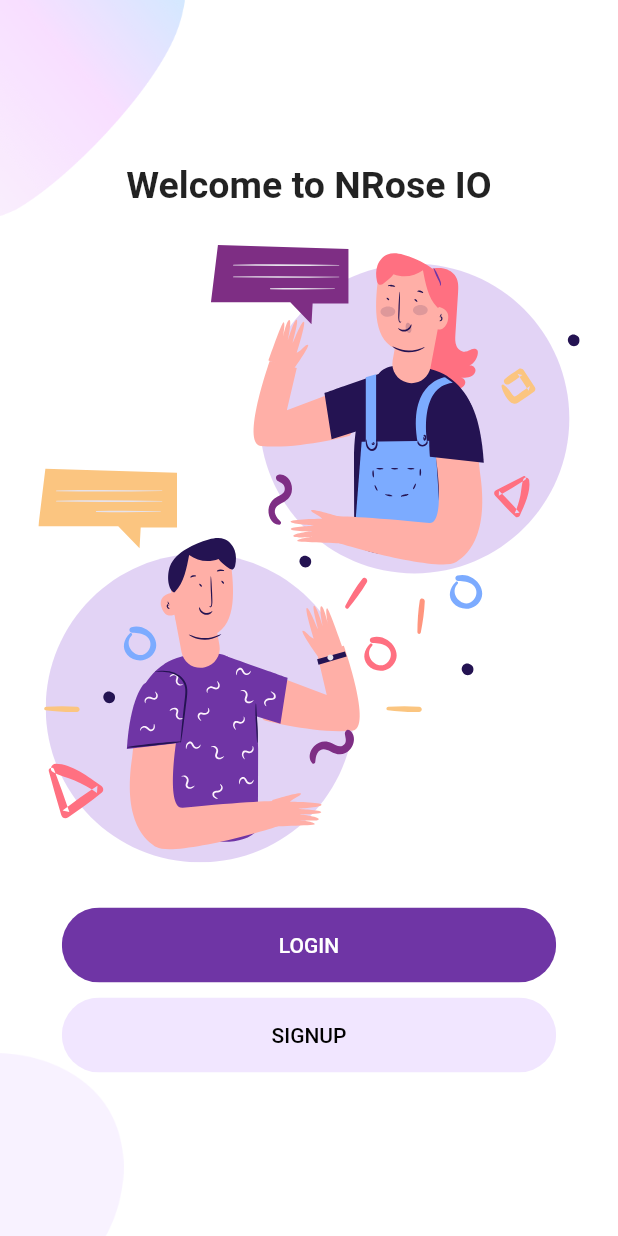
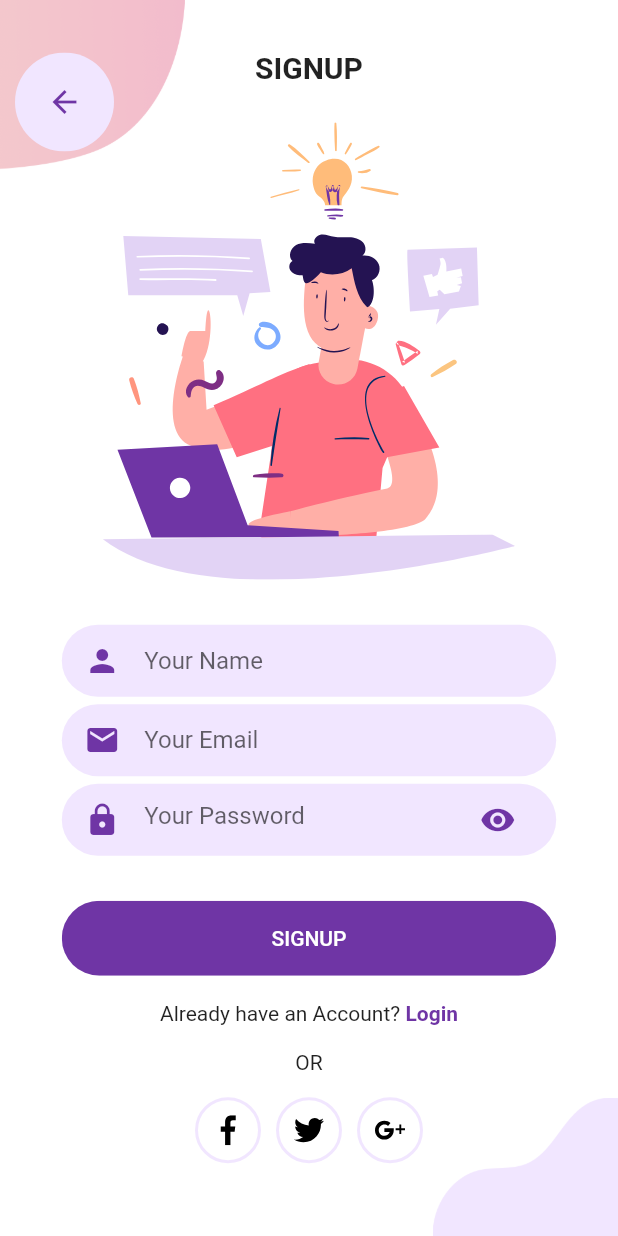
Before and after one commit to nrose-dev/flutter_welcome_signup_login, a Flutter app: the screen it shows after launch, after a tap on "SIGNUP", on a phone screen of 412 x 824 dp. Run offline on Flutter 3.47's test engine with Material 2 defaults, Android fonts, the phone set to English and light mode, and no system bars; our stand-ins replace flutter_svg.

Commit message:
Done - Signup Screen

```diff
--- /dev/null
+++ b/lib/Screens/signup_screen.dart
@@ -0,0 +1,236 @@
+import 'package:flutter/material.dart';
+
+import 'package:flutter_svg/flutter_svg.dart';
+import 'package:flutter_welcome_signup_login/Screens/login_screen.dart';
+import 'package:flutter_welcome_signup_login/constants.dart';
+
+class SignupScreen extends StatelessWidget {
+  const SignupScreen({Key? key}) : super(key: key);
+
+  @override
+  Widget build(BuildContext context) {
+    Size size = MediaQuery.of(context).size;
+    return Scaffold(
+      body: SizedBox(
+        height: size.height,
+        width: double.infinity,
+        child: Stack(
+          alignment: Alignment.center,
+          children: <Widget>[
+            Positioned(
+                top: 0,
+                left: 0,
+                child: Image.asset(
+                  "assets/images/signup_top.png",
+                  width: size.width * 0.3,
+                )
+            ),
+            Positioned(
+                bottom: 0,
+                right: 0,
+                child: Image.asset(
+                  "assets/images/login_bottom.png",
+                  width: size.width * 0.3,
+                )
+            ),
+            SafeArea(
+                child: SingleChildScrollView(
+                  child: Column(
+                    mainAxisAlignment: MainAxisAlignment.center,
+                    children: <Widget>[
+                      Text(
+                        "Signup".toUpperCase(),
+                        style: const TextStyle(fontWeight: FontWeight.bold, fontSize: 20),
+                      ),
+                      const SizedBox(height: 25,),
+                      SvgPicture.asset(
+                        "assets/icons/signup.svg",
+                        height: size.height * 0.37,
+                      ),
+                      SizedBox(width: size.width * 1,height: 30),
+                      SizedBox(
+                        //width: size.width * 0.8,
+                        child: Column(
+                          children: [
+                            Container(
+                              width: size.width * 0.8,
+                              padding: const EdgeInsets.symmetric(horizontal: 15),
+                              decoration: BoxDecoration(
+                                  color: primaryLightColor,
+                                  borderRadius: BorderRadius.circular(30)
+                              ),
+                              child: const TextField(
+                                decoration: InputDecoration(
+                                  icon: Icon(Icons.person, color: primaryColor,),
+                                  hintText: "Your Name",
+                                  border: InputBorder.none,
+                                ),
+                              ),
+                            ),
+                            SizedBox(width: size.width * 1,height: 5),
+                            Container(
+                              width: size.width * 0.8,
+                              padding: const EdgeInsets.symmetric(horizontal: 15),
+                              decoration: BoxDecoration(
+                                  color: primaryLightColor,
+                                  borderRadius: BorderRadius.circular(30)
+                              ),
+                              child: const TextField(
+                                decoration: InputDecoration(
+                                  icon: Icon(Icons.email, color: primaryColor,),
+                                  hintText: "Your Email",
+                                  border: InputBorder.none,
+                                ),
+                              ),
+                            ),
+                            SizedBox(width: size.width * 1,height: 5),
+                            Container(
+                              width: size.width * 0.8,
+                              padding: const EdgeInsets.symmetric(horizontal: 15),
+                              decoration: BoxDecoration(
+                                  color: primaryLightColor,
+                                  borderRadius: BorderRadius.circular(30)
+                              ),
+                              child: const TextField(
+                                obscureText: true,
+                                decoration: InputDecoration(
+                                  icon: Icon(
+                                    Icons.lock,
+                                    color: primaryColor,
+                                  ),
+                                  suffixIcon: Icon(
+                                    Icons.remove_red_eye_sharp,
+                                    color: primaryColor,
+                                  ),
+                                  hintText: "Your Password",
+                                  border: InputBorder.none,
+                                ),
+                              ),
+                            ),
+                          ],
+                        ),
+                      ),
+                      SizedBox(width: size.width * 1,height: 30),
+                      SizedBox(
+                        width: size.width * 0.8,
+                        height: 50,
+                        child: ClipRRect(
+                          borderRadius: BorderRadius.circular(50),
+                          child: TextButton(
+                            onPressed: () {},
+                            style: ButtonStyle(backgroundColor: MaterialStateProperty.all(primaryColor)),
+                            child: Text(
+                              "Signup".toUpperCase(),
+                              style: const TextStyle(color: Colors.white),
+                            ),
+                          ),
+                        ),
+                      ),
+                      Container(
+                        alignment: Alignment.center,
+                        width: size.width * 0.8,
+                        height: 50,
+                        child: Row(
+                          mainAxisAlignment: MainAxisAlignment.center,
+                          children: [
+                            const Text("Already have an Account?"),
+                            GestureDetector(
+                              onTap: (){
+                                Navigator.push(
+                                    context,
+                                    MaterialPageRoute(
+                                        builder: (context){
+                                          return const LoginScreen();
+                                        }
+                                    )
+                                  );
+                                },
+                                child: const Text(
+                                  " Login",
+                                  style: TextStyle(color: primaryColor, fontWeight: FontWeight.bold),
+                                )
+                            )
+                          ],
+                        ),
+                      ),
+                      const Text("OR"),
+                      Row(
+                        mainAxisAlignment: MainAxisAlignment.center,
+                        children: [
+                          GestureDetector(
+                            onTap: () {},
+                            child: Container(
+                              padding: const EdgeInsets.all(10),
+                              decoration: BoxDecoration(
+                                  border: Border.all(
+                                      width: 2,
+                                      color: primaryLightColor
+                                  ),
+                                  shape: BoxShape.circle
+                              ),
+                              child: SvgPicture.asset("assets/icons/facebook.svg", height: 20, width: 20,),
+                            ),
+                          ),
+                          const SizedBox(height: 20,),
+                          GestureDetector(
+                            onTap: () {},
+                            child: Container(
+                              margin: EdgeInsets.symmetric(vertical: 15, horizontal: 10),
+                              padding: const EdgeInsets.all(10),
+                              decoration: BoxDecoration(
+                                  border: Border.all(
+                                      width: 2,
+                                      color: primaryLightColor
+                                  ),
+                                  shape: BoxShape.circle
+                              ),
+                              child: SvgPicture.asset("assets/icons/twitter.svg", height: 20, width: 20,),
+                            ),
+                          ),
+
+                          GestureDetector(
+                            onTap: () {},
+                            child: Container(
+                              padding: const EdgeInsets.all(10),
+                              decoration: BoxDecoration(
+                                  border: Border.all(
+                                      width: 2,
+                                      color: primaryLightColor
+                                  ),
+                                  shape: BoxShape.circle
+                              ),
+                              child: SvgPicture.asset("assets/icons/google-plus.svg", height: 20, width: 20,),
+                            ),
+                          ),
+
+                        ],
+                      ),
+                    ],
+                  ),
+                )
+
+            ),
+            Positioned(
+              top: 35,
+              left: 10,
+              child: ClipRRect(
+                borderRadius: BorderRadius.circular(50),
+                child: TextButton(
+                    style: ButtonStyle(
+                      backgroundColor: MaterialStateProperty.all(primaryLightColor),
+                    ),
+                    onPressed: () { Navigator.pop(context); },
+                    child: const SizedBox(
+                      width: 50,
+                      height: 50,
+                      child: Icon(Icons.arrow_back, color: primaryColor,),
+                    )
+                ),
+              ),
+            ),
+          ],
+        ),
+      ),
+    );
+  }
+}
--- a/lib/Screens/welcome_screen.dart
+++ b/lib/Screens/welcome_screen.dart
@@ -2,6 +2,7 @@ import 'package:flutter/material.dart';
 
 import 'package:flutter_svg/flutter_svg.dart';
 import 'package:flutter_welcome_signup_login/Screens/login_screen.dart';
+import 'package:flutter_welcome_signup_login/Screens/signup_screen.dart';
 import 'package:flutter_welcome_signup_login/constants.dart';
 
 class WelcomeScreen extends StatelessWidget {
@@ -71,14 +72,23 @@ class WelcomeScreen extends StatelessWidget {
                         ),
                       ),
                     ),
-                    const SizedBox(height: 10,),
+                    SizedBox(width: size.width * 1,height: 10),
                     SizedBox(
                       width: size.width * 0.8,
                       height: 50,
                       child: ClipRRect(
                         borderRadius: BorderRadius.circular(50),
                         child: TextButton(
-                          onPressed: () {},
+                          onPressed: () {
+                            Navigator.push(
+                              context,
+                              MaterialPageRoute(
+                                builder: (context){
+                                  return const SignupScreen();
+                                }
+                              )
+                            );
+                          },
                           style: ButtonStyle(backgroundColor: MaterialStateProperty.all(primaryLightColor)),
                           child: Text(
                             "Signup".toUpperCase(),
```
